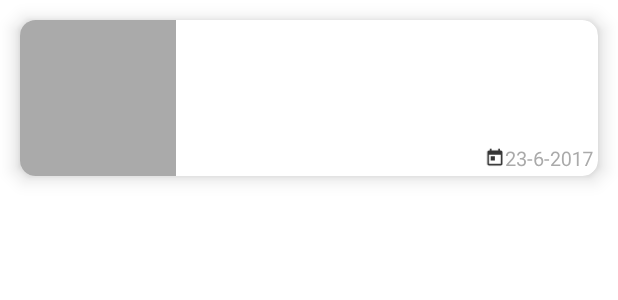
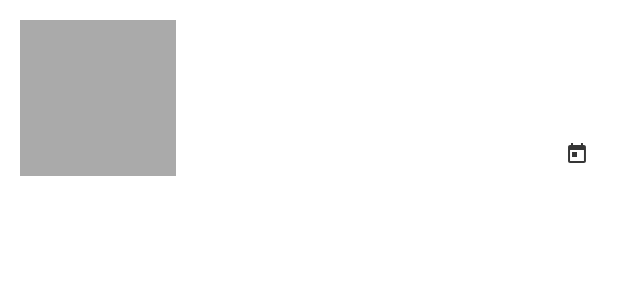
Before and after one commit to AhmedReda96/UnionCoopTask, an Android app: the layout data_item.xml on its own in the app's theme, with its tools: preview values and no code run, on a phone screen of 412 x 824 dp. Shown: the top 300 px of the screen. Run offline under Robolectric (Android 15) with nearby library versions, the phone set to English and light mode, and no system bars.

Commit message:
fixed design and edit code

```diff
--- a/app/src/main/res/drawable/ic_date.xml
+++ b/app/src/main/res/drawable/ic_date.xml
@@ -1,5 +1,5 @@
-<vector android:height="24dp" android:tint="#353535"
+<vector android:height="16dp" android:tint="#353535"
     android:viewportHeight="24" android:viewportWidth="24"
-    android:width="24dp" xmlns:android="http://schemas.android.com/apk/res/android">
+    android:width="16dp" xmlns:android="http://schemas.android.com/apk/res/android">
     <path android:fillColor="@android:color/white" android:pathData="M19,3h-1L18,1h-2v2L8,3L8,1L6,1v2L5,3c-1.11,0 -1.99,0.9 -1.99,2L3,19c0,1.1 0.89,2 2,2h14c1.1,0 2,-0.9 2,-2L21,5c0,-1.1 -0.9,-2 -2,-2zM19,19L5,19L5,8h14v11zM7,10h5v5L7,15z"/>
 </vector>
--- a/app/src/main/res/layout/activity_main.xml
+++ b/app/src/main/res/layout/activity_main.xml
@@ -2,10 +2,11 @@
 <androidx.constraintlayout.widget.ConstraintLayout xmlns:android="http://schemas.android.com/apk/res/android"
     xmlns:app="http://schemas.android.com/apk/res-auto"
     xmlns:tools="http://schemas.android.com/tools"
+    android:id="@+id/mainLin"
     android:layout_width="match_parent"
     android:layout_height="match_parent"
-    android:id="@+id/mainLin"
     tools:context=".ui.main.MainActivity">
+
     <androidx.fragment.app.FragmentContainerView
         android:id="@+id/mainNavHost"
         android:name="androidx.navigation.fragment.NavHostFragment"
--- a/app/src/main/res/layout/data_item.xml
+++ b/app/src/main/res/layout/data_item.xml
@@ -1,5 +1,5 @@
 <?xml version="1.0" encoding="utf-8"?>
-<androidx.cardview.widget.CardView xmlns:android="http://schemas.android.com/apk/res/android"
+<androidx.constraintlayout.widget.ConstraintLayout xmlns:android="http://schemas.android.com/apk/res/android"
     xmlns:app="http://schemas.android.com/apk/res-auto"
     xmlns:tools="http://schemas.android.com/tools"
     android:layout_width="match_parent"
@@ -9,25 +9,42 @@
     app:cardElevation="@dimen/_6sdp">
 
 
-    <LinearLayout
+    <androidx.constraintlayout.widget.ConstraintLayout
         android:layout_width="match_parent"
         android:layout_height="wrap_content"
-        android:orientation="horizontal">
+        android:orientation="horizontal"
+        app:layout_constraintBottom_toBottomOf="parent"
+        app:layout_constraintEnd_toEndOf="parent"
+        app:layout_constraintStart_toStartOf="parent"
 
-        <ImageView
+        app:layout_constraintTop_toTopOf="parent">
+
+        <com.google.android.material.imageview.ShapeableImageView
             android:id="@+id/img"
             android:layout_width="@dimen/_80sdp"
             android:layout_height="@dimen/_80sdp"
+            android:layout_marginEnd="282dp"
             android:background="@android:color/darker_gray"
-            android:scaleType="fitXY" />
+            android:scaleType="fitXY"
+            app:layout_constraintBottom_toBottomOf="parent"
+            app:layout_constraintEnd_toEndOf="parent"
+            app:layout_constraintStart_toStartOf="parent"
+            app:layout_constraintTop_toTopOf="parent" />
 
-        <RelativeLayout
+        <androidx.constraintlayout.widget.ConstraintLayout
             android:layout_width="match_parent"
             android:layout_height="match_parent"
             android:orientation="vertical"
-            android:padding="@dimen/_2sdp">
+            android:padding="@dimen/_2sdp"
+            app:layout_constrainedHeight="true"
+            app:layout_constrainedWidth="true"
+            app:layout_constraintBottom_toBottomOf="parent"
+            app:layout_constraintEnd_toEndOf="parent"
+            app:layout_constraintLeft_toRightOf="@+id/img"
+            app:layout_constraintStart_toEndOf="@+id/img"
+            app:layout_constraintTop_toTopOf="parent">
 
-            <TextView
+            <com.google.android.material.textview.MaterialTextView
                 android:id="@+id/title"
                 android:layout_width="match_parent"
                 android:layout_height="wrap_content"
@@ -43,43 +60,42 @@
                 app:layout_constraintTop_toTopOf="parent"
                 app:layout_constraintVertical_bias="0.0" />
 
-            <TextView
-                android:layout_above="@+id/dateLin"
+            <com.google.android.material.textview.MaterialTextView
                 android:id="@+id/description"
                 android:layout_width="match_parent"
                 android:layout_height="wrap_content"
-                android:layout_below="@+id/title"
                 android:ellipsize="end"
                 android:maxLines="1"
                 android:text=""
                 android:textColor="@android:color/darker_gray"
-                android:textSize="@dimen/_12sdp" />
+                android:textSize="@dimen/_12sdp"
+                app:layout_constraintBottom_toBottomOf="parent"
+                app:layout_constraintEnd_toEndOf="parent"
+                app:layout_constraintTop_toBottomOf="@+id/title"
+                app:layout_constraintVertical_bias="0.0" />
 
-            <LinearLayout
-                android:id="@+id/dateLin"
-                android:layout_alignParentEnd="true"
-                android:layout_alignParentBottom="true"
+            <com.google.android.material.textview.MaterialTextView
+                android:id="@+id/date"
                 android:layout_width="wrap_content"
                 android:layout_height="wrap_content"
-                android:gravity="center"
+                android:drawableStart="@drawable/ic_date"
+                android:gravity="center_horizontal"
                 android:orientation="horizontal"
-                android:rotationY="6">
-
-                <ImageView
-                    android:layout_width="@dimen/_10sdp"
-                    android:layout_height="@dimen/_10sdp"
-                    android:src="@drawable/ic_date" />
-
-                <TextView
-                    android:id="@+id/date"
-                    android:layout_width="match_parent"
-                    android:layout_height="wrap_content"
-                    android:text="23-6-2017"
-                    android:textColor="@android:color/darker_gray"
-                    android:textSize="@dimen/_10sdp" />
-            </LinearLayout>
-        </RelativeLayout>
+                android:rotationY="6"
+                android:text=""
+                android:textColor="@android:color/darker_gray"
+                android:textSize="@dimen/_10sdp"
+                app:layout_constraintBottom_toBottomOf="parent"
+                app:layout_constraintEnd_toEndOf="parent"
+                app:layout_constraintHorizontal_bias="0.988"
+                app:layout_constraintStart_toStartOf="parent"
+                app:layout_constraintTop_toBottomOf="@+id/description"
+                app:layout_constraintVertical_bias="0.925">
 
 
-    </LinearLayout>
-</androidx.cardview.widget.CardView>
+            </com.google.android.material.textview.MaterialTextView>
+        </androidx.constraintlayout.widget.ConstraintLayout>
+
+
+    </androidx.constraintlayout.widget.ConstraintLayout>
+</androidx.constraintlayout.widget.ConstraintLayout>
```
Also changed, not shown: app/src/main/java/test/ahmed/uc/api/Service.kt (+0 -2 lines), app/src/main/java/test/ahmed/uc/di/BaseApplication.kt (+1 -1 lines), app/src/main/java/test/ahmed/uc/helper/HomeAdapter.kt (+4 -10 lines), app/src/main/java/test/ahmed/uc/repository/HomeRepository.kt (+0 -5 lines), app/src/main/java/test/ahmed/uc/ui/home/HomeFragment.kt (+5 -11 lines), app/src/main/java/test/ahmed/uc/viewModel/HomeViewModel.kt (+0 -4 lines), app/src/main/res/layout/home_fragment.xml (+21 -6 lines), app/src/main/res/layout/network_layout.xml (+21 -10 lines).
